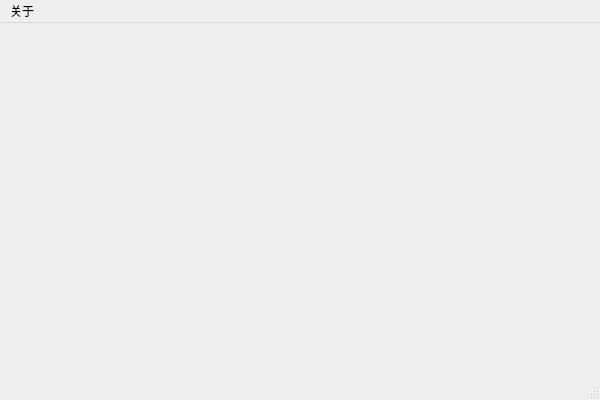
Old version of the form mainwindow.ui in the repository liujiekkk/ProcInjectTool.
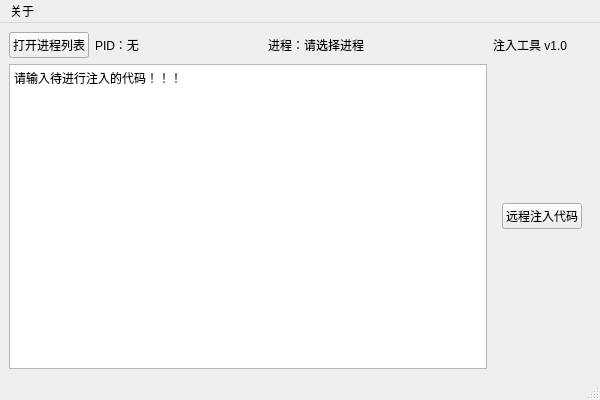
New version of the form.

Commit message: 增加进程管理界面，增加日志记录类

What changed in the file:
```diff
--- a/mainwindow.ui
+++ b/mainwindow.ui
@@ -25,7 +25,102 @@
   <property name="windowTitle">
    <string>MainWindow</string>
   </property>
-  <widget class="QWidget" name="centralwidget"/>
+  <widget class="QWidget" name="centralwidget">
+   <layout class="QGridLayout" name="gridLayout">
+    <item row="1" column="2">
+     <widget class="QWidget" name="widget_2" native="true">
+      <layout class="QVBoxLayout" name="verticalLayout">
+       <item>
+        <widget class="QPushButton" name="pushButton_2">
+         <property name="text">
+          <string>远程注入代码</string>
+         </property>
+        </widget>
+       </item>
+      </layout>
+     </widget>
+    </item>
+    <item row="0" column="2">
+     <widget class="QLabel" name="label">
+      <property name="text">
+       <string>注入工具 v1.0</string>
+      </property>
+     </widget>
+    </item>
+    <item row="0" column="1">
+     <widget class="QWidget" name="widget" native="true">
+      <layout class="QHBoxLayout" name="horizontalLayout">
+       <property name="leftMargin">
+        <number>0</number>
+       </property>
+       <property name="topMargin">
+        <number>0</number>
+       </property>
+       <property name="rightMargin">
+        <number>0</number>
+       </property>
+       <property name="bottomMargin">
+        <number>0</number>
+       </property>
+       <item>
+        <widget class="QPushButton" name="btnProcessScan">
+         <property name="text">
+          <string>打开进程列表</string>
+         </property>
+        </widget>
+       </item>
+       <item>
+        <widget class="QLabel" name="labelPid">
+         <property name="text">
+          <string>PID：无</string>
+         </property>
+        </widget>
+       </item>
+       <item>
+        <spacer name="horizontalSpacer_3">
+         <property name="orientation">
+          <enum>Qt::Horizontal</enum>
+         </property>
+         <property name="sizeHint" stdset="0">
+          <size>
+           <width>40</width>
+           <height>20</height>
+          </size>
+         </property>
+        </spacer>
+       </item>
+       <item>
+        <widget class="QLabel" name="label_2">
+         <property name="text">
+          <string>进程：请选择进程</string>
+         </property>
+        </widget>
+       </item>
+       <item>
+        <spacer name="horizontalSpacer">
+         <property name="orientation">
+          <enum>Qt::Horizontal</enum>
+         </property>
+         <property name="sizeHint" stdset="0">
+          <size>
+           <width>40</width>
+           <height>20</height>
+          </size>
+         </property>
+        </spacer>
+       </item>
+      </layout>
+     </widget>
+    </item>
+    <item row="1" column="1">
+     <widget class="QPlainTextEdit" name="plainTextEdit">
+      <property name="plainText">
+       <string>请输入待进行注入的代码！！！</string>
+      </property>
+     </widget>
+    </item>
+   </layout>
+  </widget>
   <widget class="QMenuBar" name="menubar">
    <property name="geometry">
     <rect>
```
The commit also changes 12 other files.
